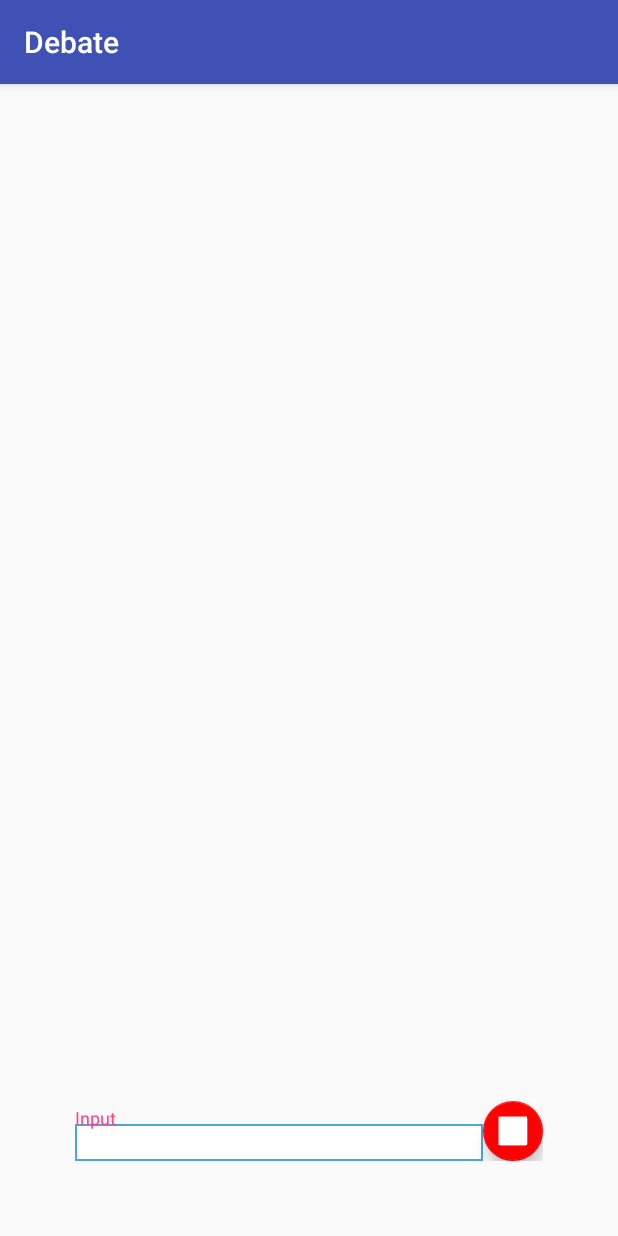
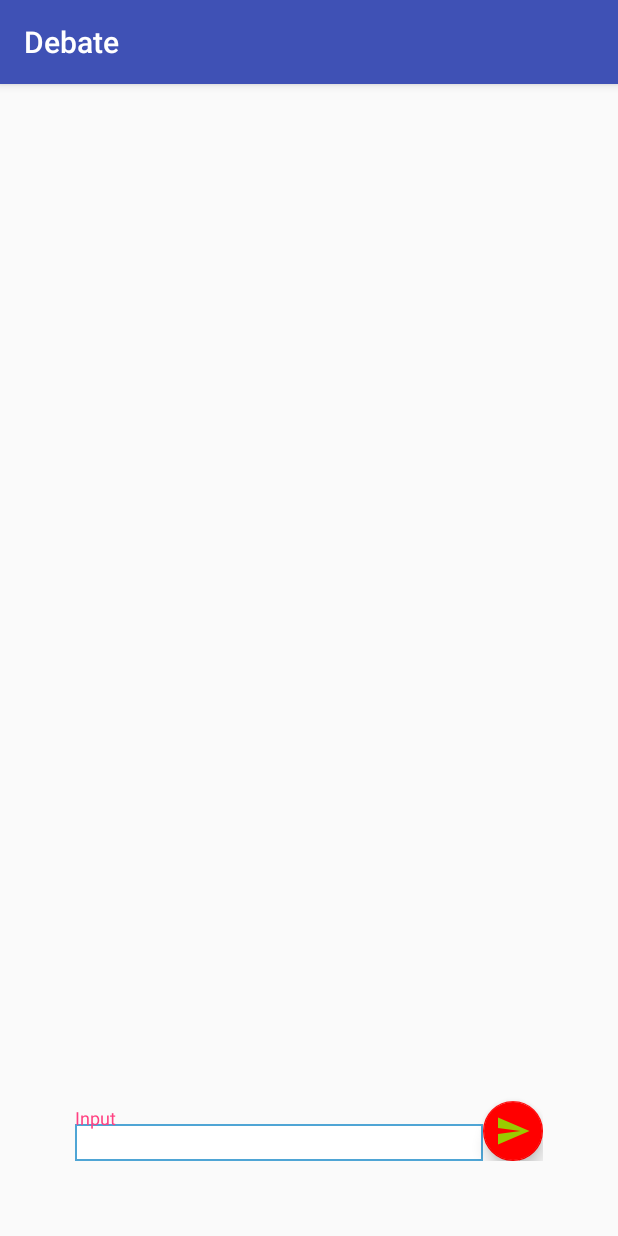
Before and after one commit to Tristanhx/tristanhoobroeckx-pset6, an Android app: the screen it shows after launch once a user with an empty profile is signed in (ChatActivity), after a tap on "RED TEAM", on a phone screen of 412 x 824 dp. Run offline under Robolectric (Android 15) with nearby library versions, the light colour scheme and no system bars; our stand-ins replace Firebase (no records; nobody signed in at launch, a user with empty details on screens opened directly); libraries missing offline, so code that uses them is left out: com.firebase.ui; 2 statements that could not run were skipped.

Commit message:
icon working

```diff
--- /dev/null
+++ b/app/src/main/res/drawable/ic_send_black_24dp.xml
@@ -0,0 +1,9 @@
+<vector xmlns:android="http://schemas.android.com/apk/res/android"
+        android:width="24dp"
+        android:height="24dp"
+        android:viewportWidth="24.0"
+        android:viewportHeight="24.0">
+    <path
+        android:fillColor="#FF000000"
+        android:pathData="M2.01,21L23,12 2.01,3 2,10l15,2 -15,2z"/>
+</vector>
--- a/app/src/main/res/layout/activity_chat.xml
+++ b/app/src/main/res/layout/activity_chat.xml
@@ -14,9 +14,9 @@
         android:layout_width="wrap_content"
         android:layout_height="wrap_content"
         android:clickable="true"
-        android:src="@mipmap/ic_send"
+        android:src="@drawable/ic_send_black_24dp"
         android:id="@+id/fab"
-        android:tint="@android:color/white"
+        android:tint="@android:color/holo_green_light"
         android:layout_alignParentBottom="true"
         android:layout_alignParentEnd="true"
         app:fabSize="mini" />
```
Also changed, not shown: app/src/main/res/mipmap-hdpi/ic_launcher.png, app/src/main/res/mipmap-hdpi/ic_send.png (deleted), app/src/main/res/mipmap-mdpi/ic_launcher.png, app/src/main/res/mipmap-mdpi/ic_send.png (deleted), app/src/main/res/mipmap-xhdpi/ic_launcher.png, app/src/main/res/mipmap-xhdpi/ic_send.png (deleted), app/src/main/res/mipmap-xxhdpi/ic_launcher.png, app/src/main/res/mipmap-xxhdpi/ic_send.png (deleted), app/src/main/res/mipmap-xxxhdpi/ic_launcher.png, app/src/main/res/mipmap-xxxhdpi/ic_send.png (deleted), app/src/main/web_hi_res_512.png (added).
